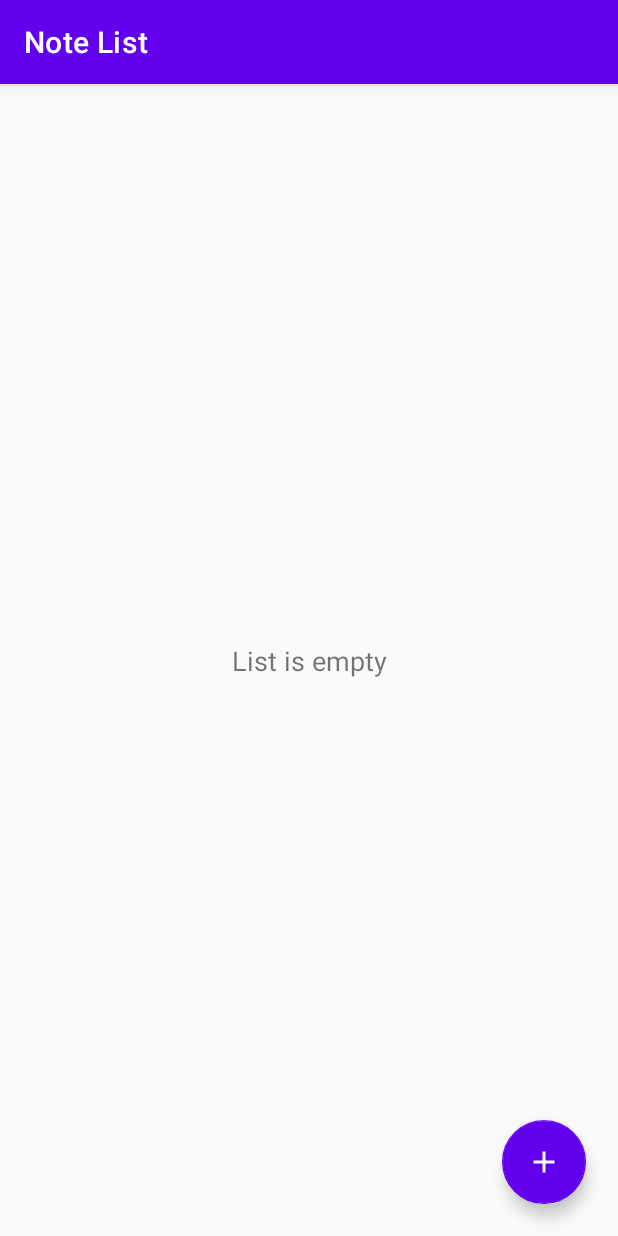
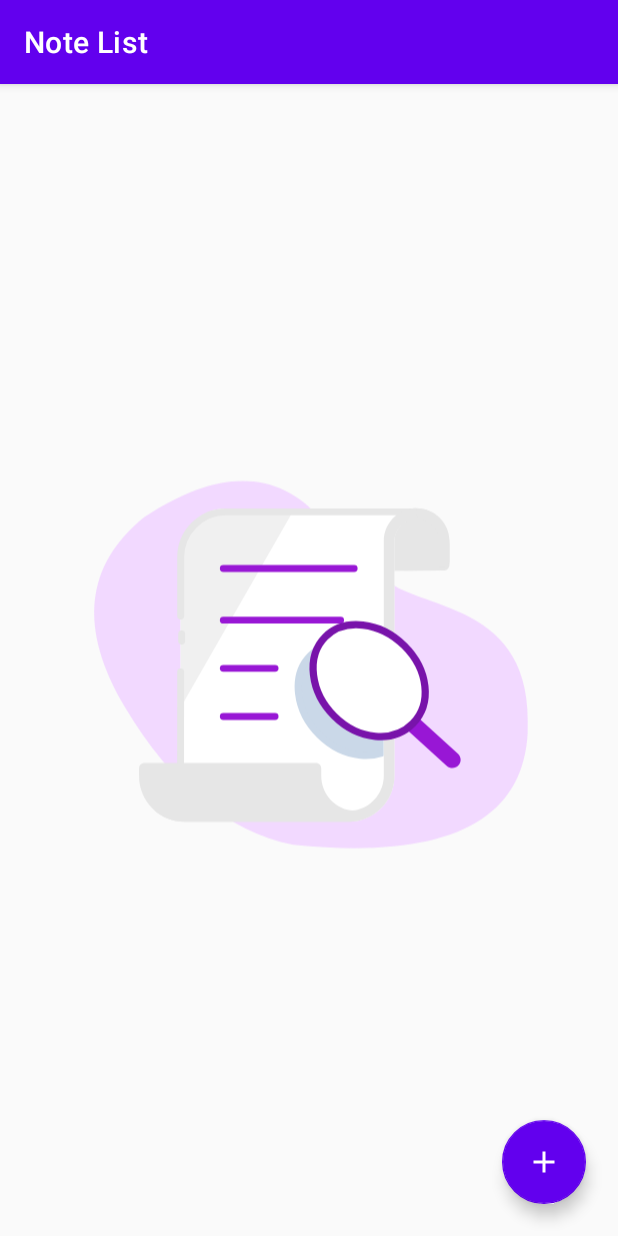
Before and after one commit to hamzaazman/KotlinTodoList, an Android app: the screen it shows after launch (MainActivity), on a phone screen of 412 x 824 dp. Run offline under Robolectric (Android 15) with nearby library versions, the phone set to English and light mode, and no system bars; our stand-ins replace Room's generated code, navigation-ui.

Commit message:
add lottie animation to empty list

```diff
--- a/app/src/main/java/com/example/todos/ui/ListFragment.kt
+++ b/app/src/main/java/com/example/todos/ui/ListFragment.kt
@@ -7,7 +7,6 @@ import android.view.ViewGroup
 import androidx.fragment.app.Fragment
 import androidx.fragment.app.activityViewModels
 import androidx.navigation.fragment.findNavController
-import androidx.recyclerview.widget.LinearLayoutManager
 import com.example.todos.NoteApplication
 import com.example.todos.adapters.NoteAdapter
 import com.example.todos.databinding.FragmentListBinding
@@ -47,16 +46,19 @@ class ListFragment : Fragment() {
 
     private fun observeNotes() {
         viewModel.allNotes.observe(this.viewLifecycleOwner) { notes ->
-            if (notes.isEmpty()) {
-                binding.recyclerView.visibility = View.GONE
-                binding.emptyMessage.visibility = View.VISIBLE
-            } else {
-                binding.recyclerView.visibility = View.VISIBLE
-                binding.emptyMessage.visibility = View.GONE
-                notes.let {
-                    noteAdapter.submitList(it)
+            with(binding) {
+                if (notes.isEmpty()) {
+                    recyclerView.visibility = View.GONE
+                    lottieEmptyList.visibility = View.VISIBLE
+                } else {
+                    recyclerView.visibility = View.VISIBLE
+                    lottieEmptyList.visibility = View.GONE
+                    notes.let {
+                        noteAdapter.submitList(it)
+                    }
                 }
             }
+
         }
     }
 
@@ -66,10 +68,7 @@ class ListFragment : Fragment() {
             findNavController().navigate(action)
         }
         binding.recyclerView.adapter = noteAdapter
-        binding.recyclerView.layoutManager = LinearLayoutManager(requireContext())
-
     }
-
 
     override fun onDestroyView() {
         super.onDestroyView()
--- a/app/src/main/res/layout/fragment_list.xml
+++ b/app/src/main/res/layout/fragment_list.xml
@@ -7,30 +7,32 @@
     android:animateLayoutChanges="true"
     tools:context=".ui.ListFragment">
 
-    <TextView
-        android:id="@+id/emptyMessage"
+    <com.airbnb.lottie.LottieAnimationView
+        android:id="@+id/lottieEmptyList"
         android:layout_width="wrap_content"
         android:layout_height="wrap_content"
-        android:gravity="center"
-        android:text="List is empty"
-        android:textSize="18sp"
-        android:visibility="gone"
         app:layout_constraintBottom_toBottomOf="parent"
-        app:layout_constraintEnd_toEndOf="parent"
-        app:layout_constraintStart_toStartOf="parent"
+        app:layout_constraintLeft_toLeftOf="parent"
+        app:layout_constraintRight_toRightOf="parent"
         app:layout_constraintTop_toTopOf="parent"
-        tools:text="List is empty" />
+        app:lottie_autoPlay="true"
+        app:lottie_loop="true"
+        app:lottie_rawRes="@raw/empty_list" />
 
     <androidx.recyclerview.widget.RecyclerView
         android:id="@+id/recyclerView"
         android:layout_width="0dp"
         android:layout_height="0dp"
         android:clipToPadding="false"
+        android:orientation="vertical"
         android:padding="8dp"
+        app:layoutManager="androidx.recyclerview.widget.LinearLayoutManager"
         app:layout_constraintBottom_toBottomOf="parent"
         app:layout_constraintEnd_toEndOf="parent"
         app:layout_constraintStart_toStartOf="parent"
-        app:layout_constraintTop_toTopOf="parent" />
+        app:layout_constraintTop_toTopOf="parent"
+        tools:itemCount="5"
+        tools:listitem="@layout/note_row" />
 
 
     <com.google.android.material.floatingactionbutton.FloatingActionButton
```
Also changed, not shown: app/src/main/res/raw/empty_list.json (added, +1 -0 lines).
